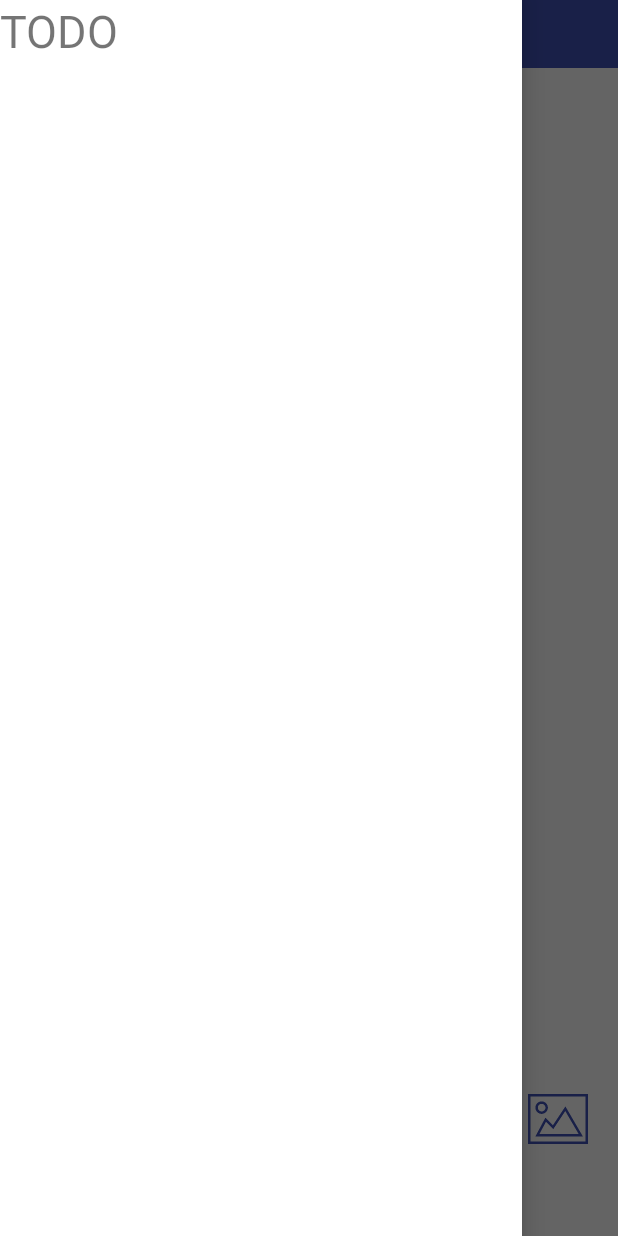
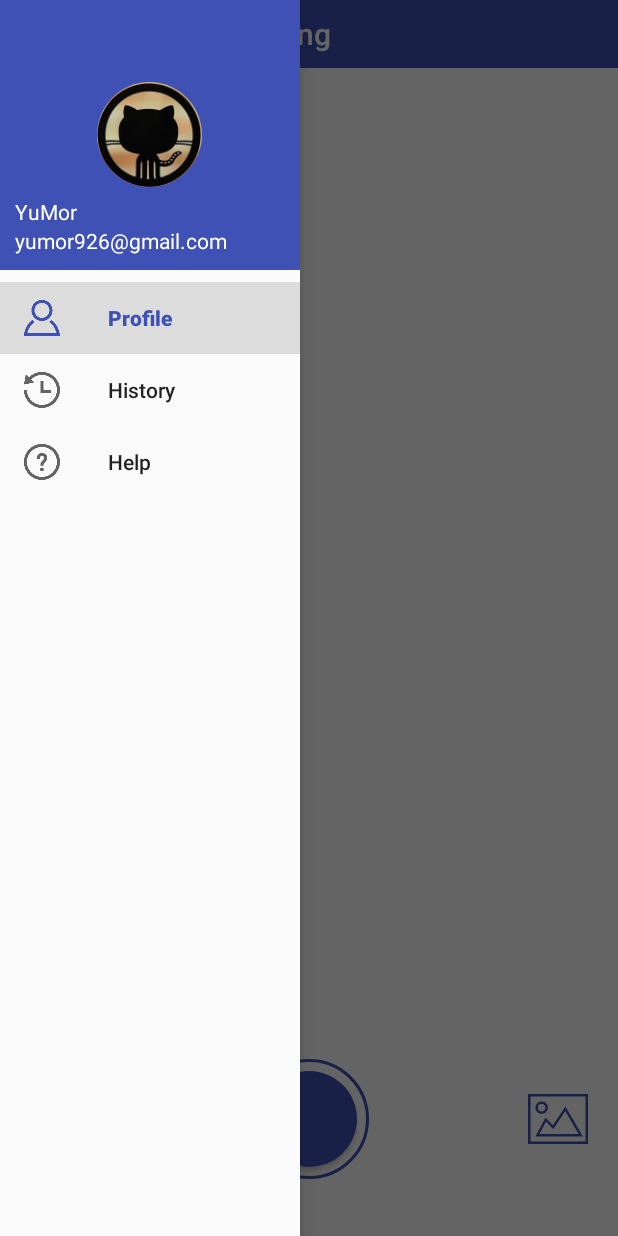
Before and after one commit to YuMor99/ptpUI, an Android app: the screen it shows after launch (MainActivity), with the side drawer open, on a phone screen of 412 x 824 dp. Run offline under Robolectric (Android 15) with nearby library versions, the phone set to English and light mode, and no system bars; our stand-ins replace CircleImageView; libraries missing offline, so code that uses them is left out: io.vov.vitamio; plain views replace VideoView.

Commit message:
add drawer menu/fix bugs

```diff
--- a/app/src/main/java/com/example/yumor/uitest/MainActivity.java
+++ b/app/src/main/java/com/example/yumor/uitest/MainActivity.java
@@ -3,6 +3,8 @@ package com.example.yumor.uitest;
 import android.content.DialogInterface;
 import android.content.Intent;
 import android.os.Bundle;
+import android.support.annotation.NonNull;
+import android.support.design.widget.NavigationView;
 import android.support.v4.view.GravityCompat;
 import android.support.v4.widget.DrawerLayout;
 import android.support.v7.app.ActionBar;
@@ -34,34 +36,47 @@ public class MainActivity extends AppCompatActivity {
         Toolbar toolbar = (Toolbar) findViewById(R.id.toolbar);
         setSupportActionBar(toolbar);
         mDrawerLayout = (DrawerLayout) findViewById(R.id.drawer_layout);
+        NavigationView navView = (NavigationView)findViewById(R.id.navi_view);
         ActionBar actionBar = getSupportActionBar();
         if(actionBar != null){
             actionBar.setDisplayHomeAsUpEnabled(true);
             actionBar.setHomeAsUpIndicator(R.drawable.menu);
         }
 
+        navView.setCheckedItem(R.id.nav_profile);
+        navView.setNavigationItemSelectedListener(new NavigationView.OnNavigationItemSelectedListener() {
+            @Override
+            public boolean onNavigationItemSelected(@NonNull MenuItem item) {
+                mDrawerLayout.closeDrawers();
+                return true;
+            }
+        });
+
         ImageButton edit_addr = (ImageButton) findViewById(R.id.edit);
         final EditText edit = new EditText(MainActivity.this);
-        edit_addr.setOnClickListener(new View.OnClickListener(){
-            @Override
-            public void onClick(View v){
-                AlertDialog.Builder dialog = new AlertDialog.Builder(MainActivity.this);
-                dialog.setMessage("Please input the address of video streaming:");
-                dialog.setView(edit);
-                dialog.setCancelable(true);
-                dialog.setNegativeButton("Cancel", new DialogInterface.OnClickListener() {
+
+        AlertDialog.Builder builder = new AlertDialog.Builder(MainActivity.this);
+        builder.setMessage("Please input the address of video streaming:");
+        builder.setView(edit);
+        builder.setCancelable(true);
+        builder.setNegativeButton("Cancel", new DialogInterface.OnClickListener() {
             @Override
             public void onClick(DialogInterface dialog, int which) {
 
             }
         });
-                dialog.setPositiveButton("OK", new DialogInterface.OnClickListener() {
+        builder.setPositiveButton("OK", new DialogInterface.OnClickListener() {
             @Override
             public void onClick(DialogInterface dialog, int which) {
                 //获取相应地址的视频流（改变path）
             }
         });
-                dialog.show();
+
+        final AlertDialog alertDialog = builder.create();
+        edit_addr.setOnClickListener(new View.OnClickListener(){
+            @Override
+            public void onClick(View v){
+                alertDialog.show();
             }
         });
 
--- a/app/src/main/res/layout/activity_main.xml
+++ b/app/src/main/res/layout/activity_main.xml
@@ -82,11 +82,12 @@
 
     </LinearLayout>
 
-    <TextView
-        android:layout_width="match_parent"
+    <android.support.design.widget.NavigationView
+        android:id="@+id/navi_view"
+        android:layout_width="200dp"
         android:layout_height="match_parent"
         android:layout_gravity="start"
-        android:text="@string/todo"
-        android:textSize="30sp"
-        android:background="#FFF"/>
+        app:menu="@menu/navi_menu"
+        app:headerLayout="@layout/navi_header"/>
+
 </android.support.v4.widget.DrawerLayout>
--- /dev/null
+++ b/app/src/main/res/layout/navi_header.xml
@@ -0,0 +1,33 @@
+<?xml version="1.0" encoding="utf-8"?>
+<RelativeLayout xmlns:android="http://schemas.android.com/apk/res/android"
+    android:layout_width="match_parent"
+    android:layout_height="180dp"
+    android:padding="10dp"
+    android:background="?attr/colorPrimary">
+
+    <de.hdodenhof.circleimageview.CircleImageView
+        android:id="@+id/icon_image"
+        android:layout_width="70dp"
+        android:layout_height="70dp"
+        android:src="@drawable/avatar"
+        android:layout_centerInParent="true" />
+
+    <TextView
+        android:id="@+id/mail"
+        android:layout_width="wrap_content"
+        android:layout_height="wrap_content"
+        android:layout_alignParentBottom="true"
+        android:text="@string/yumor926_gmail_com"
+        android:textColor="#FFF"
+        android:textSize="14sp"/>
+
+    <TextView
+        android:id="@+id/username"
+        android:layout_width="wrap_content"
+        android:layout_height="wrap_content"
+        android:layout_above="@id/mail"
+        android:text="@string/yumor"
+        android:textColor="#FFF"
+        android:textSize="14sp"/>
+
+</RelativeLayout>
--- /dev/null
+++ b/app/src/main/res/menu/navi_menu.xml
@@ -0,0 +1,18 @@
+<?xml version="1.0" encoding="utf-8"?>
+<menu xmlns:android="http://schemas.android.com/apk/res/android">
+    <group android:checkableBehavior="single">
+        <item
+            android:title="Profile"
+            android:id="@+id/nav_profile"
+            android:icon="@drawable/profile" />
+        <item
+            android:title="History"
+            android:id="@+id/nav_history"
+            android:icon="@drawable/history" />
+        <item
+            android:title="Help"
+            android:id="@+id/nav_help"
+            android:icon="@drawable/help" />
+    </group>
+
+</menu>
--- a/app/src/main/res/values/strings.xml
+++ b/app/src/main/res/values/strings.xml
@@ -2,4 +2,6 @@
     <string name="app_name">UITest</string>
     <string name="edit_address">edit address</string>
     <string name="todo">TODO</string>
+    <string name="yumor926_gmail_com">yumor926@gmail.com</string>
+    <string name="yumor">YuMor</string>
 </resources>
```
Also changed, not shown: app/src/main/res/drawable-xxhdpi/avatar.jpg (added). Lines whose indentation alone changed are shown as unchanged.
